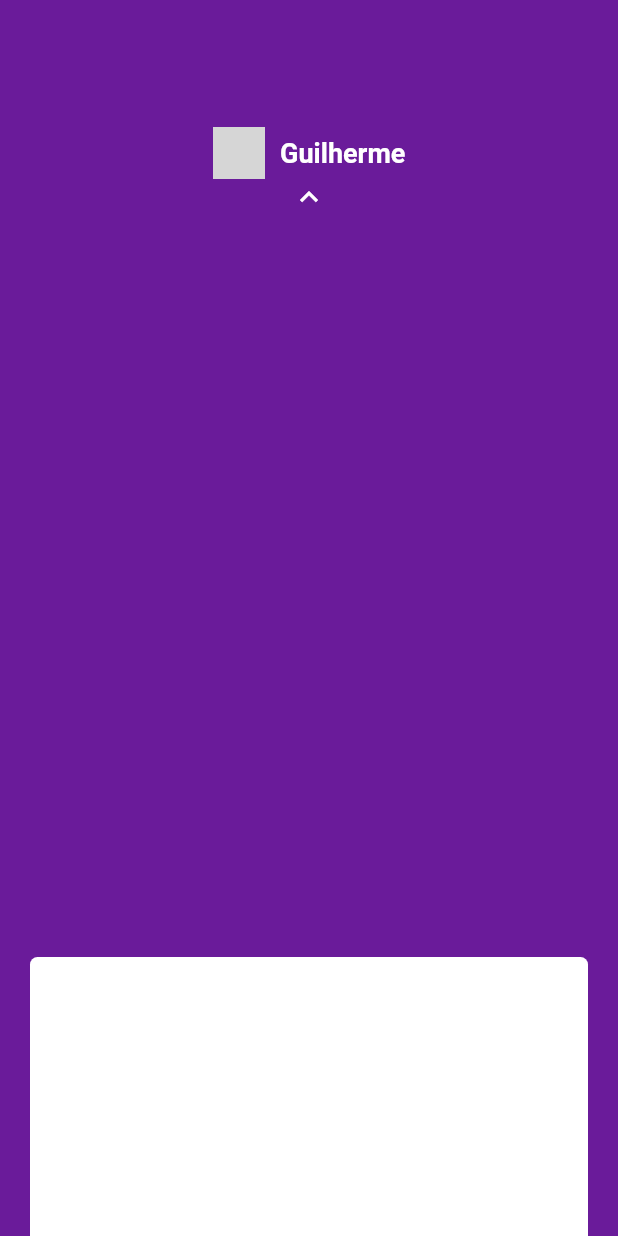
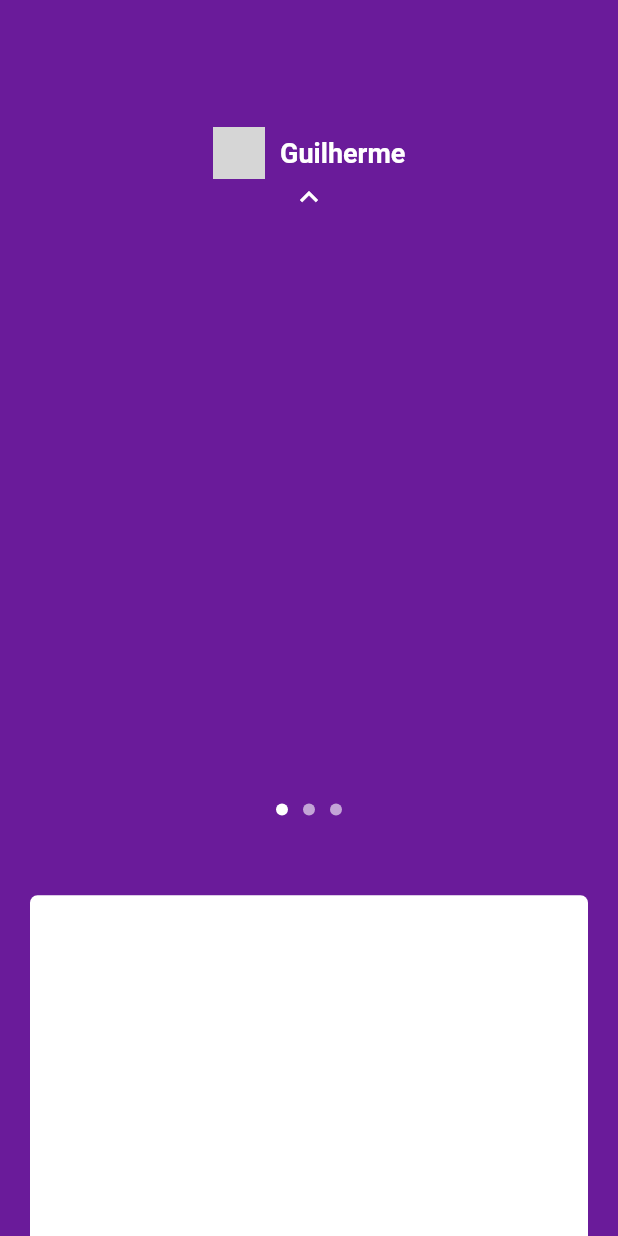
Before and after one commit to kadeguilherme/Nubank, a Flutter app: the screen it shows after launch, after a tap on "Guilherme", on a phone screen of 412 x 824 dp. Run offline on Flutter 3.47's test engine with Material 2 defaults, Android fonts, the phone set to English and light mode, and no system bars; network calls fail; grey boxes are pictures that could not be loaded.

Commit message:
Refadorando o home_page, retirando o dots do page_view_app e transferindo para home_page.dart

```diff
--- a/lib/view/home_page.dart
+++ b/lib/view/home_page.dart
@@ -1,4 +1,6 @@
 import 'package:flutter/material.dart';
+import 'package:nubank/widget/my_dots_app.dart';
+
 import 'package:nubank/widget/page_view_app.dart';
 import '../widget/my_app_bar.dart';
 
@@ -9,15 +11,18 @@ class HomePage extends StatefulWidget {
 
 class _HomePage extends State<HomePage> {
   bool _showMenu;
+  int _value;
 
   @override
   void initState() {
     super.initState();
     _showMenu = true;
+    _value = 0;
   }
 
   @override
   Widget build(BuildContext context) {
+    double _screenHeigth = MediaQuery.of(context).size.height;
     return Scaffold(
       backgroundColor: Colors.purple[800],
       body: Container(
@@ -33,7 +38,18 @@ class _HomePage extends State<HomePage> {
                 });
               },
             ),
-            PageViewApp(tam: _showMenu ? .24 : .75),
+            PageViewApp(
+                screenHeigth: _screenHeigth,
+                showMenu: _showMenu,
+                onChanged: (value) {
+                  setState(() {
+                    _value = value;
+                  });
+                }),
+            Positioned(
+              top: _screenHeigth * .65,
+              child: MyDotsApp(_value),
+            ),
           ],
         ),
       ),
--- a/lib/widget/my_dots_app.dart
+++ b/lib/widget/my_dots_app.dart
@@ -11,8 +11,8 @@ class MyDotsApp extends StatelessWidget {
       children: [
         AnimatedContainer(
           duration: Duration(milliseconds: 300),
-          height: 10,
-          width: 10,
+          height: 8,
+          width: 8,
           decoration: BoxDecoration(
             shape: BoxShape.circle,
             color: (dot == 0) ? Colors.white : Colors.white60,
@@ -21,8 +21,8 @@ class MyDotsApp extends StatelessWidget {
         SizedBox(width: 10),
         AnimatedContainer(
           duration: Duration(milliseconds: 300),
-          height: 10,
-          width: 10,
+          height: 8,
+          width: 8,
           decoration: BoxDecoration(
             borderRadius: BorderRadius.circular(5.0),
             color: (dot == 1) ? Colors.white : Colors.white60,
@@ -31,8 +31,8 @@ class MyDotsApp extends StatelessWidget {
         SizedBox(width: 10),
         AnimatedContainer(
           duration: Duration(milliseconds: 300),
-          height: 10,
-          width: 10,
+          height: 8,
+          width: 8,
           decoration: BoxDecoration(
             borderRadius: BorderRadius.circular(5.0),
             color: (dot == 2) ? Colors.white : Colors.white60,
--- a/lib/widget/page_view_app.dart
+++ b/lib/widget/page_view_app.dart
@@ -1,45 +1,28 @@
 import 'package:flutter/material.dart';
-import 'package:nubank/widget/my_dots_app.dart';
 import 'card_app.dart';
 
-class PageViewApp extends StatefulWidget {
-  final double tam;
-  PageViewApp({this.tam});
+class PageViewApp extends StatelessWidget {
+  final double screenHeigth;
+  final ValueChanged<int> onChanged;
+  final bool showMenu;
 
-  @override
-  _PageViewAppState createState() => _PageViewAppState();
-}
-
-class _PageViewAppState extends State<PageViewApp> {
-  int dot;
-  @override
-  void initState() {
-    super.initState();
-    dot = 0;
-  }
-
+  PageViewApp({this.screenHeigth, this.onChanged, this.showMenu});
   @override
   Widget build(BuildContext context) {
-    double _screenHeigth = MediaQuery.of(context).size.height;
-
     return AnimatedPositioned(
       duration: Duration(milliseconds: 400),
       curve: Curves.easeOut,
-      top: _screenHeigth * widget.tam,
-      height: _screenHeigth * .50,
+      top: screenHeigth * (showMenu ? .24 : .70),
+      height: screenHeigth * .50,
       left: 0,
       right: 0,
       child: Column(
         children: [
           Container(
-            height: _screenHeigth * .40,
+            height: screenHeigth * .40,
             child: PageView(
               physics: BouncingScrollPhysics(),
-              onPageChanged: (value) {
-                setState(() {
-                  dot = value;
-                });
-              },
+              onPageChanged: onChanged,
               children: <Widget>[
                 CardApp(),
                 CardApp(),
@@ -47,7 +30,6 @@ class _PageViewAppState extends State<PageViewApp> {
               ],
             ),
           ),
-          MyDotsApp(dot),
         ],
       ),
     );
```
